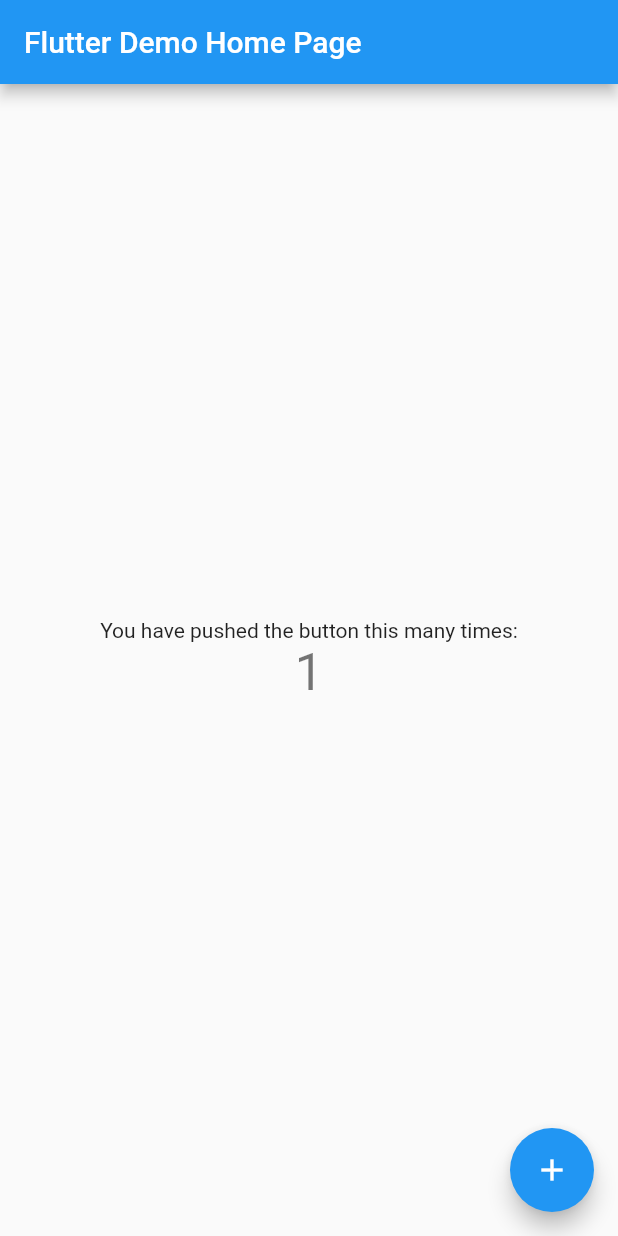
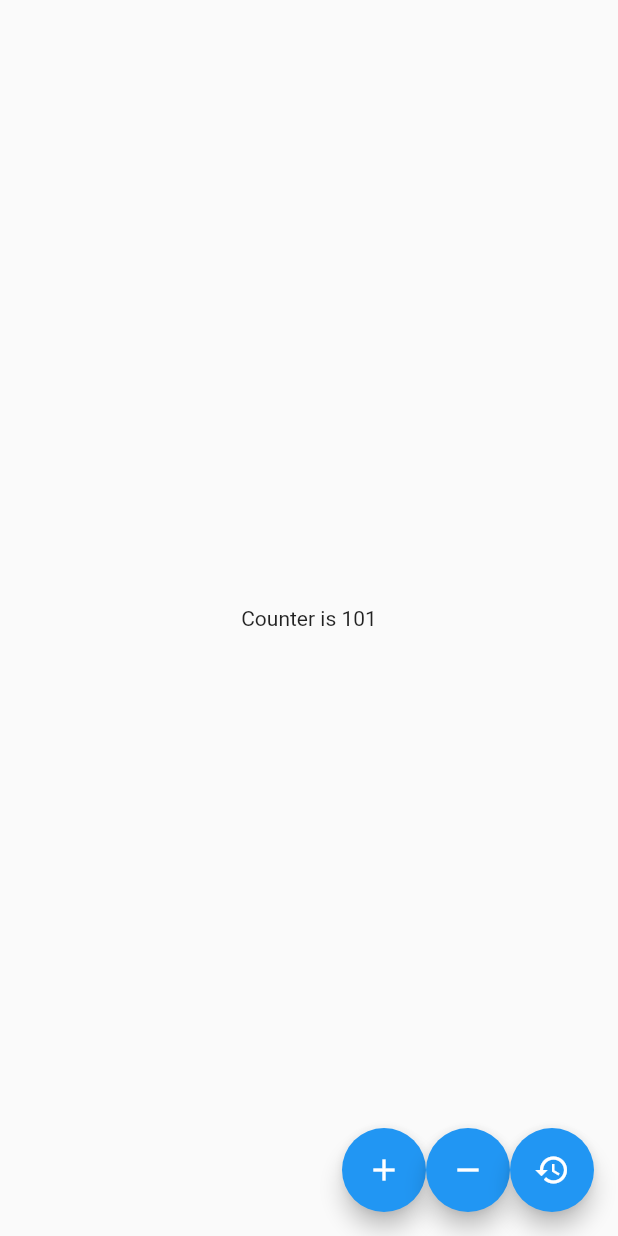
Before and after one commit to goandreus/bloc-, a Flutter app: the screen it shows after launch, after a tap on the "add" icon, on a phone screen of 412 x 824 dp. Run offline on Flutter 3.47's test engine with Material 2 defaults, Android fonts, the phone set to English and light mode, and no system bars; our stand-ins replace bloc, flutter_bloc.

Commit message:
bloc add rest reset format bloc yield for reserved async *

```diff
--- /dev/null
+++ b/lib/blocs/counter_bloc.dart
@@ -0,0 +1,20 @@
+import 'package:bloc/bloc.dart';
+
+enum CounterEvents {increment, decrement, reset}
+
+class CounterBloc extends Bloc<CounterEvents, int>{
+  @override
+  int get initialState => 100;
+
+  @override
+  Stream<int> mapEventToState(CounterEvents event) async* {
+    if(event == CounterEvents.increment){
+      yield this.state +1;
+    }else if(event == CounterEvents.decrement){
+      yield this.state -1;
+    }else if(event == CounterEvents.reset){
+      yield 100;
+    }
+  }
+
+}
--- a/lib/main.dart
+++ b/lib/main.dart
@@ -1,111 +1,17 @@
+import 'package:bloc_project/pages/home_page.dart';
 import 'package:flutter/material.dart';
 
 void main() => runApp(MyApp());
 
 class MyApp extends StatelessWidget {
-  // This widget is the root of your application.
   @override
   Widget build(BuildContext context) {
     return MaterialApp(
-      title: 'Flutter Demo',
+      title: "flutter bloc demo",
       theme: ThemeData(
-        // This is the theme of your application.
-        //
-        // Try running your application with "flutter run". You'll see the
-        // application has a blue toolbar. Then, without quitting the app, try
-        // changing the primarySwatch below to Colors.green and then invoke
-        // "hot reload" (press "r" in the console where you ran "flutter run",
-        // or simply save your changes to "hot reload" in a Flutter IDE).
-        // Notice that the counter didn't reset back to zero; the application
-        // is not restarted.
         primarySwatch: Colors.blue,
       ),
-      home: MyHomePage(title: 'Flutter Demo Home Page'),
+      home: HomePage(),
     );
   }
 }
-
-class MyHomePage extends StatefulWidget {
-  MyHomePage({Key key, this.title}) : super(key: key);
-
-  // This widget is the home page of your application. It is stateful, meaning
-  // that it has a State object (defined below) that contains fields that affect
-  // how it looks.
-
-  // This class is the configuration for the state. It holds the values (in this
-  // case the title) provided by the parent (in this case the App widget) and
-  // used by the build method of the State. Fields in a Widget subclass are
-  // always marked "final".
-
-  final String title;
-
-  @override
-  _MyHomePageState createState() => _MyHomePageState();
-}
-
-class _MyHomePageState extends State<MyHomePage> {
-  int _counter = 0;
-
-  void _incrementCounter() {
-    setState(() {
-      // This call to setState tells the Flutter framework that something has
-      // changed in this State, which causes it to rerun the build method below
-      // so that the display can reflect the updated values. If we changed
-      // _counter without calling setState(), then the build method would not be
-      // called again, and so nothing would appear to happen.
-      _counter++;
-    });
-  }
-
-  @override
-  Widget build(BuildContext context) {
-    // This method is rerun every time setState is called, for instance as done
-    // by the _incrementCounter method above.
-    //
-    // The Flutter framework has been optimized to make rerunning build methods
-    // fast, so that you can just rebuild anything that needs updating rather
-    // than having to individually change instances of widgets.
-    return Scaffold(
-      appBar: AppBar(
-        // Here we take the value from the MyHomePage object that was created by
-        // the App.build method, and use it to set our appbar title.
-        title: Text(widget.title),
-      ),
-      body: Center(
-        // Center is a layout widget. It takes a single child and positions it
-        // in the middle of the parent.
-        child: Column(
-          // Column is also a layout widget. It takes a list of children and
-          // arranges them vertically. By default, it sizes itself to fit its
-          // children horizontally, and tries to be as tall as its parent.
-          //
-          // Invoke "debug painting" (press "p" in the console, choose the
-          // "Toggle Debug Paint" action from the Flutter Inspector in Android
-          // Studio, or the "Toggle Debug Paint" command in Visual Studio Code)
-          // to see the wireframe for each widget.
-          //
-          // Column has various properties to control how it sizes itself and
-          // how it positions its children. Here we use mainAxisAlignment to
-          // center the children vertically; the main axis here is the vertical
-          // axis because Columns are vertical (the cross axis would be
-          // horizontal).
-          mainAxisAlignment: MainAxisAlignment.center,
-          children: <Widget>[
-            Text(
-              'You have pushed the button this many times:',
-            ),
-            Text(
-              '$_counter',
-              style: Theme.of(context).textTheme.display1,
-            ),
-          ],
-        ),
-      ),
-      floatingActionButton: FloatingActionButton(
-        onPressed: _incrementCounter,
-        tooltip: 'Increment',
-        child: Icon(Icons.add),
-      ), // This trailing comma makes auto-formatting nicer for build methods.
-    );
-  }
-}
--- /dev/null
+++ b/lib/pages/home_page.dart
@@ -0,0 +1,66 @@
+import 'package:bloc_project/blocs/counter_bloc.dart';
+import 'package:flutter/material.dart';
+import 'package:flutter_bloc/flutter_bloc.dart';
+
+
+
+class HomePage extends StatefulWidget {
+  @override
+  _HomePageState createState() => _HomePageState();
+}
+
+class _HomePageState extends State<HomePage> {
+
+  final CounterBloc _counterBloc = CounterBloc();
+  @override
+  void dispose() {
+
+    //counterbloc is stream, is close for memory deprecated
+    _counterBloc.close();
+    super.dispose();
+  }
+
+  @override
+  Widget build(BuildContext context) {
+    print('build home');
+    return BlocProvider.value(
+          value: _counterBloc,
+          child: Scaffold(
+          body: Center(
+            child: BlocBuilder<CounterBloc, int>(
+              builder: (_,state){
+                return Text("Counter is $state");
+              }),
+          ),
+          floatingActionButton: Row(
+            mainAxisAlignment: MainAxisAlignment.end,
+            children: <Widget>[
+              //more count floating action button is 'herotag' why no is
+              // recomendable more the one floating action button for view
+              FloatingActionButton(
+                heroTag: 'increment',
+                onPressed: (){
+                  _counterBloc.add(CounterEvents.increment);
+                },
+                child: Icon(Icons.add),
+              ),
+              FloatingActionButton(
+                heroTag: 'drecement',
+                onPressed: (){
+                  _counterBloc.add(CounterEvents.decrement);
+                },
+                child: Icon(Icons.remove),
+              ),
+              FloatingActionButton(
+                heroTag: 'reset',
+                onPressed: (){
+                  _counterBloc.add(CounterEvents.reset);
+                },
+                child: Icon(Icons.restore),
+              ),
+            ],
+          ),
+      ),
+    );
+  }
+}
--- a/pubspec.yaml
+++ b/pubspec.yaml
@@ -23,6 +23,9 @@ dependencies:
   # The following adds the Cupertino Icons font to your application.
   # Use with the CupertinoIcons class for iOS style icons.
   cupertino_icons: ^0.1.2
+  bloc: ^3.0.0
+  flutter_bloc: ^3.2.0
+
 
 dev_dependencies:
   flutter_test:
```
Also changed, not shown: pubspec.lock.
